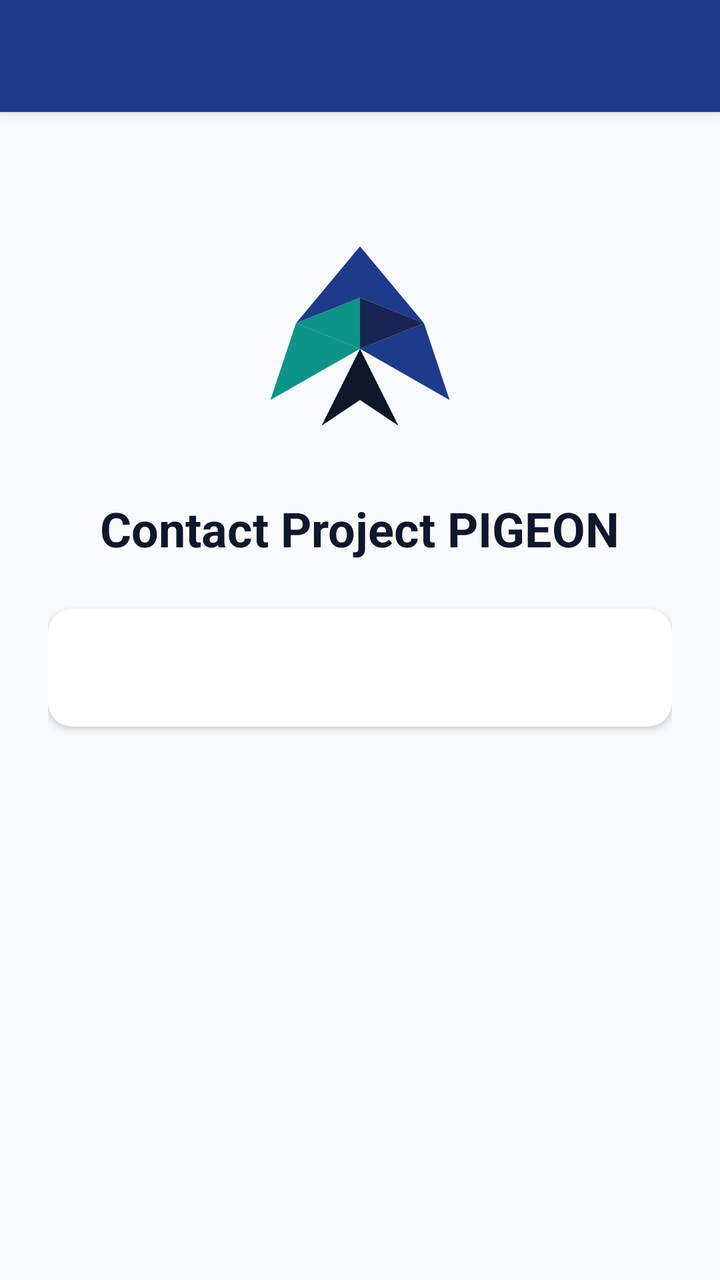
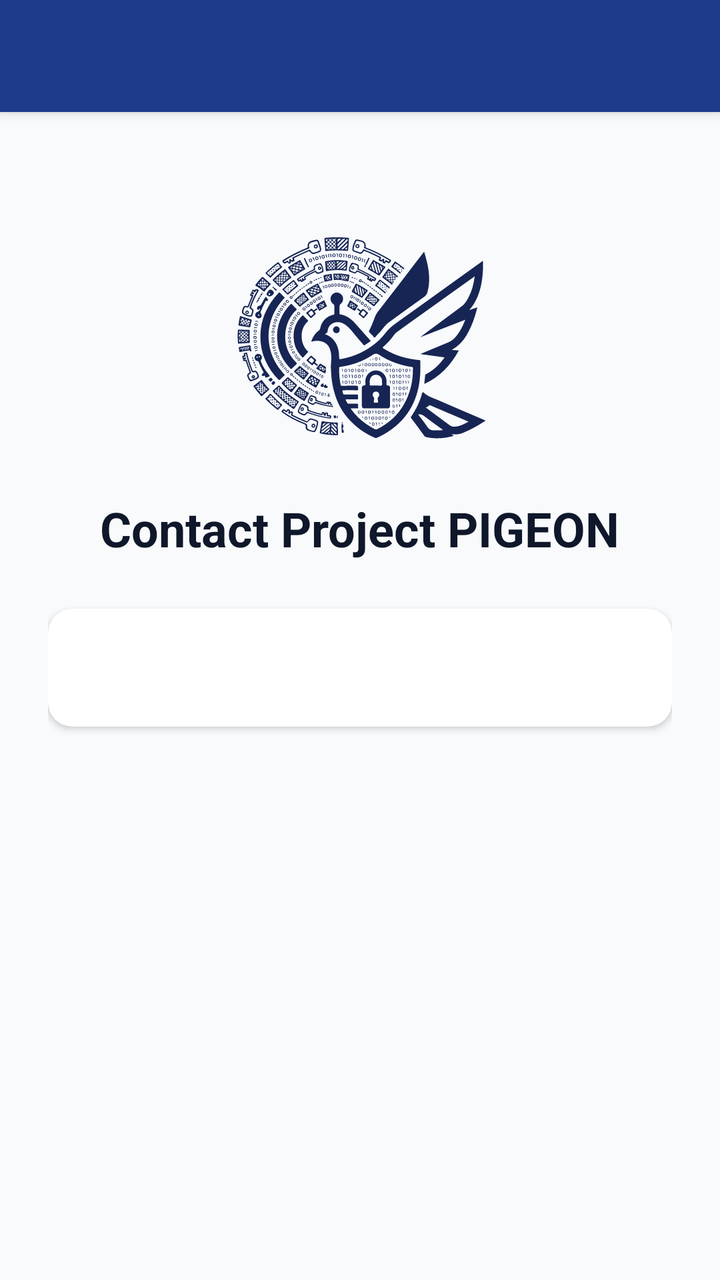

The first picture is an Android layout as it rendered before a commit; the second is the same layout after the commit. The layout source and the unified diff follow.
<!-- AndroidManifest.xml: application theme Theme.Pigeon -->
<!-- res/layout/activity_contact.xml -->
<?xml version="1.0" encoding="utf-8"?>
<LinearLayout xmlns:android="http://schemas.android.com/apk/res/android"
    xmlns:app="http://schemas.android.com/apk/res-auto"
    android:layout_width="match_parent"
    android:layout_height="match_parent"
    android:background="@color/colorBackground"
    android:orientation="vertical">

    <androidx.appcompat.widget.Toolbar
        android:id="@+id/toolbar"
        android:layout_width="match_parent"
        android:layout_height="?attr/actionBarSize"
        android:background="@color/colorPrimary"
        android:elevation="4dp"
        android:theme="@style/ThemeOverlay.AppCompat.Dark.ActionBar"
        app:popupTheme="@style/ThemeOverlay.AppCompat.Light" />

    <ScrollView
        android:layout_width="match_parent"
        android:layout_height="0dp"
        android:layout_weight="1"
        android:fillViewport="true">

        <LinearLayout
            android:layout_width="match_parent"
            android:layout_height="wrap_content"
            android:gravity="center_horizontal"
            android:orientation="vertical"
            android:padding="24dp">

            <ImageView
                android:layout_width="128dp"
                android:layout_height="128dp"
                android:layout_marginTop="24dp"
                android:contentDescription="@string/logo_desc"
                android:src="@drawable/ic_pigeon_logo" />

            <TextView
                style="@style/PigeonText"
                android:layout_width="wrap_content"
                android:layout_height="wrap_content"
                android:layout_marginTop="16dp"
                android:text="Contact Project PIGEON"
                android:textSize="24sp"
                android:textStyle="bold" />

            <com.google.android.material.card.MaterialCardView
                style="@style/PigeonCard"
                android:layout_width="match_parent"
                android:layout_height="wrap_content"
                android:layout_marginTop="24dp">

                <LinearLayout
                    android:layout_width="match_parent"
                    android:layout_height="wrap_content"
                    android:orientation="vertical"
                    android:padding="20dp">

                    <TextView
                        android:id="@+id/tvContactInfo"
                        style="@style/PigeonText"
                        android:layout_width="match_parent"
                        android:layout_height="wrap_content"
                        android:lineSpacingMultiplier="1.3"
                        android:textColor="@color/colorOnSurface"
                        android:textSize="14sp" />
                </LinearLayout>
            </com.google.android.material.card.MaterialCardView>

        </LinearLayout>
    </ScrollView>
</LinearLayout>
<!-- resources referenced by this layout -->
<resources>
  <color name="colorBackground">#F8FAFC</color>
  <color name="colorOnSurface">#475569</color>
  <color name="colorPrimary">#1E3A8A</color>
  <!-- drawable ic_pigeon_logo (drawable) -->
  <?xml version="1.0" encoding="utf-8"?>
  <vector xmlns:android="http://schemas.android.com/apk/res/android"
      android:width="128dp"
      android:height="128dp"
      android:viewportWidth="100"
      android:viewportHeight="100">
      <path
          android:fillColor="#1E3A8A"
          android:pathData="M50,15 L25,45 L50,35 L75,45 Z" />
      <path
          android:fillColor="#0D9488"
          android:pathData="M25,45 L15,75 L50,55 Z" />
      <path
          android:fillColor="#1E3A8A"
          android:pathData="M75,45 L85,75 L50,55 Z" />
      <path
          android:fillColor="#0D9488"
          android:pathData="M50,35 L50,55 L25,45 Z" />
      <path
          android:fillColor="#172554"
          android:pathData="M50,35 L50,55 L75,45 Z" />
      <path
          android:fillColor="#0F172A"
          android:pathData="M50,55 L35,85 L50,75 L65,85 Z" />
  </vector>
  <string name="logo_desc">PIGEON logo</string>
  <style name="PigeonCard" parent="Widget.MaterialComponents.CardView">
          <item name="cardBackgroundColor">@color/colorCardBg</item>
          <item name="cardCornerRadius">12dp</item>
          <item name="cardElevation">2dp</item>
      </style>
  <style name="PigeonText" parent="android:Widget.TextView">
          <item name="android:textColor">@color/colorOnBackground</item>
      </style>
  <style name="Theme.Pigeon" parent="Theme.MaterialComponents.Light.NoActionBar">
          <item name="colorPrimary">@color/colorPrimary</item>
          <item name="colorPrimaryDark">@color/colorPrimaryDark</item>
          <item name="colorAccent">@color/colorAccent</item>
          <item name="android:windowBackground">@color/colorBackground</item>
          <item name="android:keepScreenOn">true</item>
      </style>
  <color name="colorCardBg">#FFFFFF</color>
  <color name="colorOnBackground">#0F172A</color>
  <color name="colorPrimaryDark">#172554</color>
  <color name="colorAccent">#0D9488</color>
</resources>

<!-- the commit's change to res/layout/activity_contact.xml (unified diff, before → after) -->
@@ -33,7 +33,8 @@
                 android:layout_height="128dp"
                 android:layout_marginTop="24dp"
                 android:contentDescription="@string/logo_desc"
-                android:src="@drawable/ic_pigeon_logo" />
+                android:src="@drawable/logo"
+                app:tint="@color/colorPrimaryDark" />
 
             <TextView
                 style="@style/PigeonText"
<!-- resource entries referenced after the edit -->
@@ -3,32 +3,6 @@
   <color name="colorBackground">#F8FAFC</color>
   <color name="colorOnSurface">#475569</color>
   <color name="colorPrimary">#1E3A8A</color>
-  <!-- drawable ic_pigeon_logo (drawable) -->
-  <?xml version="1.0" encoding="utf-8"?>
-  <vector xmlns:android="http://schemas.android.com/apk/res/android"
-      android:width="128dp"
-      android:height="128dp"
-      android:viewportWidth="100"
-      android:viewportHeight="100">
-      <path
-          android:fillColor="#1E3A8A"
-          android:pathData="M50,15 L25,45 L50,35 L75,45 Z" />
-      <path
-          android:fillColor="#0D9488"
-          android:pathData="M25,45 L15,75 L50,55 Z" />
-      <path
-          android:fillColor="#1E3A8A"
-          android:pathData="M75,45 L85,75 L50,55 Z" />
-      <path
-          android:fillColor="#0D9488"
-          android:pathData="M50,35 L50,55 L25,45 Z" />
-      <path
-          android:fillColor="#172554"
-          android:pathData="M50,35 L50,55 L75,45 Z" />
-      <path
-          android:fillColor="#0F172A"
-          android:pathData="M50,55 L35,85 L50,75 L65,85 Z" />
-  </vector>
   <string name="logo_desc">PIGEON logo</string>
   <style name="PigeonCard" parent="Widget.MaterialComponents.CardView">
           <item name="cardBackgroundColor">@color/colorCardBg</item>
@@ -48,6 +22,7 @@
   <color name="colorCardBg">#FFFFFF</color>
   <color name="colorOnBackground">#0F172A</color>
   <color name="colorPrimaryDark">#172554</color>
+  <!-- drawable logo: vector/xml drawable (drawable, 168695 chars, omitted) -->
   <color name="colorAccent">#0D9488</color>
 </resources>
 
